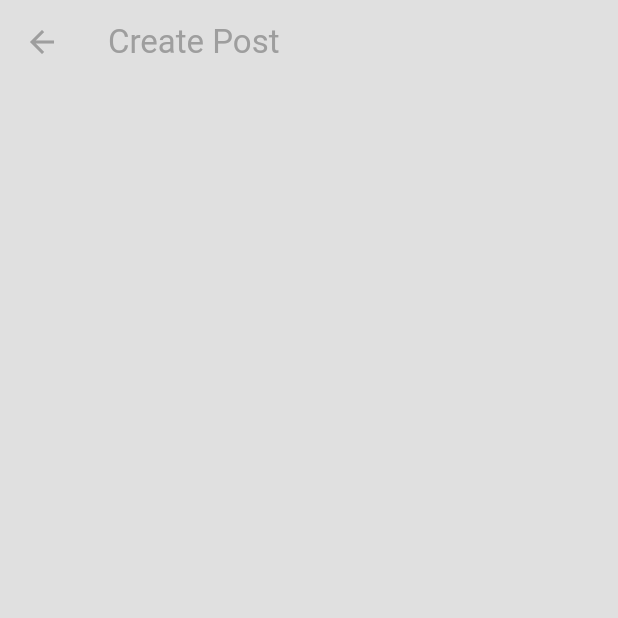
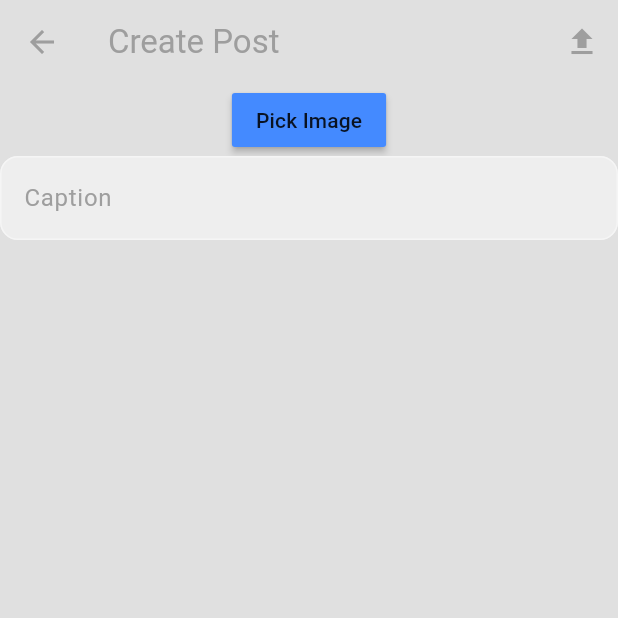
Before and after one commit to NovaLogics/lyxa-live-flutter-app, a Flutter app: the UploadPostScreen screen opened directly, on a phone screen of 412 x 824 dp, the top half of it. Run offline on Flutter 3.47's test engine with Material 3 defaults, Android fonts, the phone set to English and light mode, and no system bars; our stand-ins replace cached_network_image, cloud_firestore, file_picker, firebase_auth, firebase_core, firebase_storage and 1 more; accounts and stored records are empty; generated files the repository leaves out were written again.

Commit message:
feat [post]: Completed initial UI designs and functions for upload posts

```diff
--- a/lib/constants/constants.dart
+++ b/lib/constants/constants.dart
@@ -3,3 +3,4 @@
 const String FIRESTORE_COLLECTION_USERS = 'users';
 const String FIRESTORE_COLLECTION_POSTS = 'posts';
 const String STORAGE_PATH_PROFILE_IMAGES = 'profile_images';
+const String STORAGE_PATH_POST_IMAGES = 'post_images';
--- a/lib/features/post/presentation/cubits/post_cubit.dart
+++ b/lib/features/post/presentation/cubits/post_cubit.dart
@@ -23,14 +23,14 @@ class PostCubit extends Cubit<PostState> {
       // Handle image upload for mobile platforms (Using file path)
       if (imagePath != null) {
         emit(PostUploading());
-        imageUrl = await storageRepository.uploadProfileImageMobile(
+        imageUrl = await storageRepository.uploadPostImageMobile(
             imagePath, post.id);
       }
       // Handle image upload for web platforms (Using file bytes)
       else if (imageBytes != null) {
         emit(PostUploading());
         imageUrl =
-            await storageRepository.uploadProfileImageWeb(imageBytes, post.id);
+            await storageRepository.uploadPostImageWeb(imageBytes, post.id);
       }
 
       // Give image url to post
@@ -38,6 +38,9 @@ class PostCubit extends Cubit<PostState> {
 
       // Create post in the backend
       postRepository.createPost(newPost);
+
+      // Re-fetch all posts
+      fetchAllPosts();
     } catch (error) {
       emit(PostError('Failed to create post : ${error.toString()}'));
     }
--- a/lib/features/post/presentation/screens/upload_post_screen.dart
+++ b/lib/features/post/presentation/screens/upload_post_screen.dart
@@ -1,14 +1,17 @@
+import 'dart:io';
 import 'dart:typed_data';
 
 import 'package:flutter/material.dart';
-import 'package:flutter/foundation.dart' show kIsWeb;
+import 'package:flutter/foundation.dart' show kDebugMode, kIsWeb;
 import 'package:flutter_bloc/flutter_bloc.dart';
 import 'package:file_picker/file_picker.dart';
 
 import 'package:lyxa_live/features/auth/domain/entities/app_user.dart';
+import 'package:lyxa_live/features/auth/presentation/components/text_field_unit.dart';
 import 'package:lyxa_live/features/auth/presentation/cubits/auth_cubit.dart';
 import 'package:lyxa_live/features/post/domain/entities/post.dart';
 import 'package:lyxa_live/features/post/presentation/cubits/post_cubit.dart';
+import 'package:lyxa_live/features/post/presentation/cubits/post_state.dart';
 
 class UploadPostScreen extends StatefulWidget {
   const UploadPostScreen({super.key});
@@ -18,6 +21,7 @@ class UploadPostScreen extends StatefulWidget {
 }
 
 class _UploadPostScreenState extends State<UploadPostScreen> {
+  late final authCubit = context.read<AuthCubit>();
   // Mobile Image Pick
   PlatformFile? imagePickedFile;
 
@@ -28,14 +32,15 @@ class _UploadPostScreenState extends State<UploadPostScreen> {
   final textController = TextEditingController();
 
   // Current user
-  AppUser? currentUser;
+  // AppUser? currentUser;
+  late AppUser? currentUser = authCubit.currentUser;
 
   // On Startup
   @override
   void initState() {
     super.initState();
 
-    getCurrentUser();
+    // getCurrentUser();
   }
 
   void getCurrentUser() async {
@@ -60,8 +65,11 @@ class _UploadPostScreenState extends State<UploadPostScreen> {
   }
 
   // Create & upload post
-  void updateProfile() async {
+  void uploadPost() async {
     final text = textController.text;
+
+    print('currentUser : ${currentUser!.toString()}');
+
     // Check if both image and caption are provided
     if (imagePickedFile == null || text.isEmpty) {
       ScaffoldMessenger.of(context).showSnackBar(
@@ -69,6 +77,8 @@ class _UploadPostScreenState extends State<UploadPostScreen> {
           content: Text("Both image and caption are required"),
         ),
       );
+
+      return;
     }
 
     // Create a new Post
@@ -109,10 +119,71 @@ class _UploadPostScreenState extends State<UploadPostScreen> {
   // Build UI
   @override
   Widget build(BuildContext context) {
+    return BlocConsumer<PostCubit, PostState>(
+      builder: (context, state) {
+        if (kDebugMode) {
+          print(state);
+        }
+        // Loading or Uploading
+        if (state is PostLoading || state is PostUploading) {
+          return const Scaffold(
+            body: Center(
+              child: CircularProgressIndicator(),
+            ),
+          );
+        }
+        // Build upload page
+        return _buildUploadPage();
+      },
+      // Go to previous screen when upload is done & posts are loaded
+      listener: (context, state) {
+        if (state is PostLoaded) {
+          Navigator.pop(context);
+        }
+      },
+    );
+  }
+
+  Widget _buildUploadPage() {
     return Scaffold(
+      // App Bar
       appBar: AppBar(
         foregroundColor: Theme.of(context).colorScheme.primary,
         title: const Text("Create Post"),
+        actions: [
+          // Upload button
+          IconButton(
+            onPressed: uploadPost,
+            icon: const Icon(Icons.upload),
+          )
+        ],
+      ),
+      // Body
+      body: Center(
+        child: Column(
+          children: [
+            // Image preview for web
+            if (kIsWeb && webImage != null) Image.memory(webImage!),
+
+            // Image preview for mobile
+            if (!kIsWeb && imagePickedFile != null)
+              Image.file(File(imagePickedFile!.path!)),
+
+            // Pick image button
+            MaterialButton(
+              onPressed: pickImage,
+              color: Colors.blueAccent,
+              child: const Text('Pick Image'),
+            ),
+
+            // Caption Text
+            TextFieldUnit(
+              controller: textController,
+              hintText: 'Caption',
+              obscureText: false,
+            ),
+          ],
+        ),
       ),
     );
   }
```
